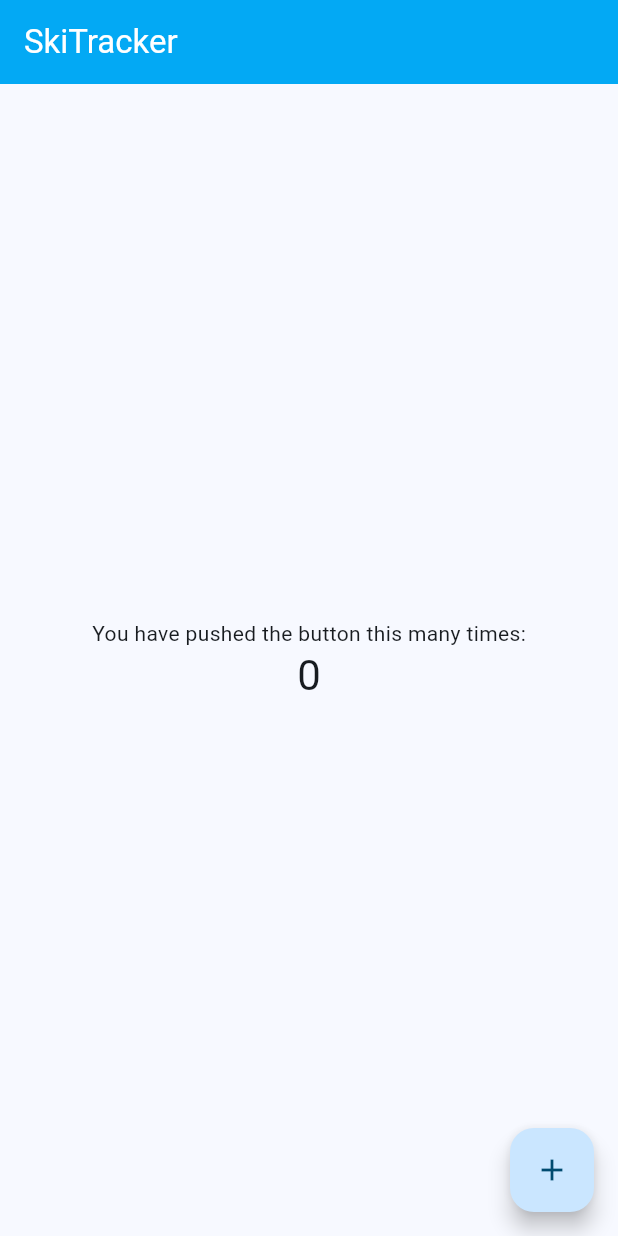
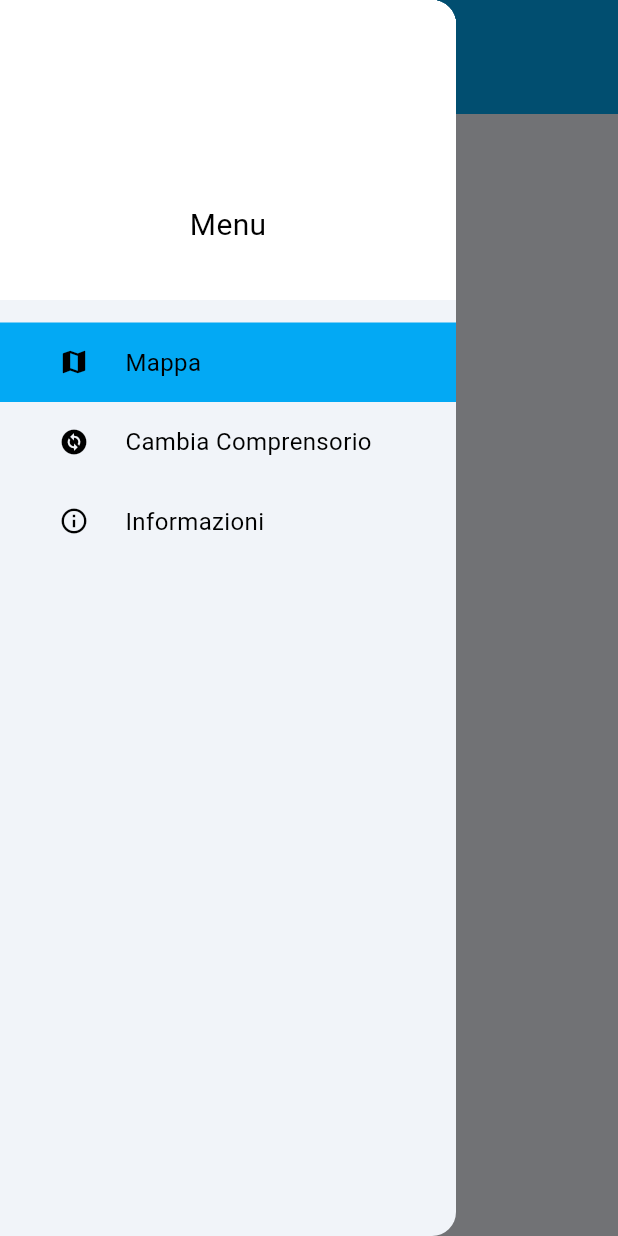
Before and after one commit to omarnaja1/fluttermobile, a Flutter app: the screen it shows after launch, with the side drawer open (before the commit the screen has no drawer), on a phone screen of 412 x 824 dp. Run offline on Flutter 3.47's test engine with Material 2 defaults, Android fonts, the phone set to English and light mode, and no system bars.

Commit message:
Menu a tendina configurato

```diff
--- /dev/null
+++ b/SkiTracker/lib/about_us.dart
@@ -0,0 +1,12 @@
+import 'package:flutter/material.dart';
+
+class AboutUs extends StatelessWidget{
+  @override
+  Widget build(BuildContext context) {
+    return Container(
+      child: Center(
+        child: Text("About Us"),
+      ),
+    );
+  }
+}
--- a/SkiTracker/lib/main.dart
+++ b/SkiTracker/lib/main.dart
@@ -1,4 +1,9 @@
 import 'package:flutter/material.dart';
+import 'package:skitracker/scelta_comprensorio.dart';
+import 'package:skitracker/about_us.dart';
+
+import 'package:skitracker/mappa.dart';
+import 'package:skitracker/navigation_drawer.dart';
 
 void main() {
   runApp(const MyApp());
@@ -31,13 +36,13 @@ class MyApp extends StatelessWidget {
         colorScheme: ColorScheme.fromSeed(seedColor: Colors.lightBlue),
         useMaterial3: true,
       ),
-      home: const MyHomePage(title: 'SkiTracker'),
+      home: const MyHomePage(title: 'SkiTracker', subtitle: 'NomeComprensorio'),
     );
   }
 }
 
 class MyHomePage extends StatefulWidget {
-  const MyHomePage({super.key, required this.title});
+  const MyHomePage({super.key, required this.title, required this.subtitle});
 
   // This widget is the home page of your application. It is stateful, meaning
   // that it has a State object (defined below) that contains fields that affect
@@ -49,6 +54,7 @@ class MyHomePage extends StatefulWidget {
   // always marked "final".
 
   final String title;
+  final String subtitle;
 
 
 /*
@@ -82,8 +88,8 @@ class MyHomePage extends StatefulWidget {
 }
 
 class _MyHomePageState extends State<MyHomePage> {
-
   final Color titleColor = Colors.white;
+  var currentPage = DrawerSection.mappa;
 
   int _counter = 0;
 
@@ -106,6 +112,16 @@ class _MyHomePageState extends State<MyHomePage> {
     // The Flutter framework has been optimized to make rerunning build methods
     // fast, so that you can just rebuild anything that needs updating rather
     // than having to individually change instances of widgets.
+
+    var container;
+    if (currentPage == DrawerSection.cambiaComprensorio) {
+      container = SceltaComprensorio();
+    } else if (currentPage == DrawerSection.informazioni) {
+      container = AboutUs();
+    } else if (currentPage == DrawerSection.mappa) {
+      container = Mappa();
+    }
+
     return Scaffold(
       appBar: AppBar(
 
@@ -117,7 +133,19 @@ class _MyHomePageState extends State<MyHomePage> {
         ),
         //  centerTitle: true,
         backgroundColor: Colors.lightBlue,
-        //  elevation: 0.0,
+        elevation: 0.0,
+
+        bottom: PreferredSize(
+          preferredSize: Size.fromHeight(20.0),
+          child: Text(
+            widget.subtitle ?? '',
+            style: TextStyle(
+              color: Colors.white,
+              fontSize: 16.0,
+            ),
+          ),
+        ),
+
 
         /*
         // TRY THIS: Try changing the color here to a specific color (to
@@ -130,6 +158,8 @@ class _MyHomePageState extends State<MyHomePage> {
 
          */
       ),
+      body: container,
+      /*
       body: Center(
         // Center is a layout widget. It takes a single child and positions it
         // in the middle of the parent.
@@ -164,6 +194,81 @@ class _MyHomePageState extends State<MyHomePage> {
         tooltip: 'Increment',
         child: const Icon(Icons.add),
       ), // This trailing comma makes auto-formatting nicer for build methods.
+    */
+      drawer: Drawer(
+        child: SingleChildScrollView(
+          child: Container(
+            child: Column(
+              children: [
+                MyHeaderDrawer(),
+                MyDrawerList(),
+              ],
+            ),
+          ),
+        ),
+      ),
+    );
+  }
+  Widget MyDrawerList(){
+    return Container(
+      padding: EdgeInsets.only(top: 15,
+      ),
+      child: Column(
+        children: [
+          menuItem(0, "Mappa", Icons.map,
+              currentPage == DrawerSection.mappa ? true : false),
+          menuItem(1, "Cambia Comprensorio", Icons.change_circle,
+              currentPage == DrawerSection.cambiaComprensorio ? true : false),
+          menuItem(2, "Informazioni", Icons.info_outline,
+              currentPage == DrawerSection.informazioni ? true : false),
+        ],
+      ),
+    );
+  }
+
+  Widget menuItem(int id, String title, IconData icon, bool selected){
+    return Material(
+      color : selected ? Colors.lightBlue : Colors.transparent,
+      child: InkWell(
+        onTap: (){
+          Navigator.pop(context);
+          setState(() {
+            switch (id) {
+              case 0: currentPage = DrawerSection.mappa;
+              case 1: currentPage = DrawerSection.cambiaComprensorio;
+              case 2: currentPage = DrawerSection.informazioni;
+            }
+          });
+        },
+        child: Padding(
+          padding: EdgeInsets.all(15.0),
+          child: Row(
+            children: [
+              Expanded(
+                child: Icon(
+                  icon,
+                  size: 20,
+                  color: Colors.black,
+                ),
+              ),
+              Expanded(
+                flex: 3,
+                child: Text(
+                  title,
+                  style: TextStyle(
+                    color: Colors.black, fontSize: 16,),
+                ),
+              ),
+            ],
+          ),
+        ),
+      ),
     );
   }
 }
+
+enum DrawerSection {
+  mappa,
+  cambiaComprensorio,
+  informazioni,
+}
--- /dev/null
+++ b/SkiTracker/lib/mappa.dart
@@ -0,0 +1,12 @@
+import 'package:flutter/material.dart';
+
+class Mappa extends StatelessWidget{
+  @override
+  Widget build(BuildContext context) {
+    return Container(
+      child: Center(
+        child: Text("Mappa"),
+      ),
+    );
+  }
+}
--- /dev/null
+++ b/SkiTracker/lib/navigation_drawer.dart
@@ -0,0 +1,34 @@
+import 'package:flutter/material.dart';
+
+class MyHeaderDrawer extends StatefulWidget {
+  @override
+  _MyHeaderDrawerState createState() => _MyHeaderDrawerState();
+}
+
+class _MyHeaderDrawerState extends State<MyHeaderDrawer> {
+  @override
+  Widget build(BuildContext context) {
+    return Container(
+      color: Colors.white,
+      width: double.infinity,
+      height: 200,
+      padding: EdgeInsets.only(top: 20.0),
+      child: Column(
+        mainAxisAlignment: MainAxisAlignment.center,
+        children: [
+          Container(
+            margin: EdgeInsets.only(bottom: 10),
+            height: 70,
+            decoration: BoxDecoration(
+              shape: BoxShape.circle,
+            ),
+          ),
+          Text("Menu", style: TextStyle(
+            color: Colors.black,
+            fontSize: 20,
+          ),),
+        ],
+      ),
+    );
+  }
+}
--- /dev/null
+++ b/SkiTracker/lib/scelta_comprensorio.dart
@@ -0,0 +1,12 @@
+import 'package:flutter/material.dart';
+
+class SceltaComprensorio extends StatelessWidget{
+  @override
+  Widget build(BuildContext context) {
+    return Container(
+      child: Center(
+        child: Text("Scelta del comprensorio"),
+      ),
+    );
+  }
+}
```
